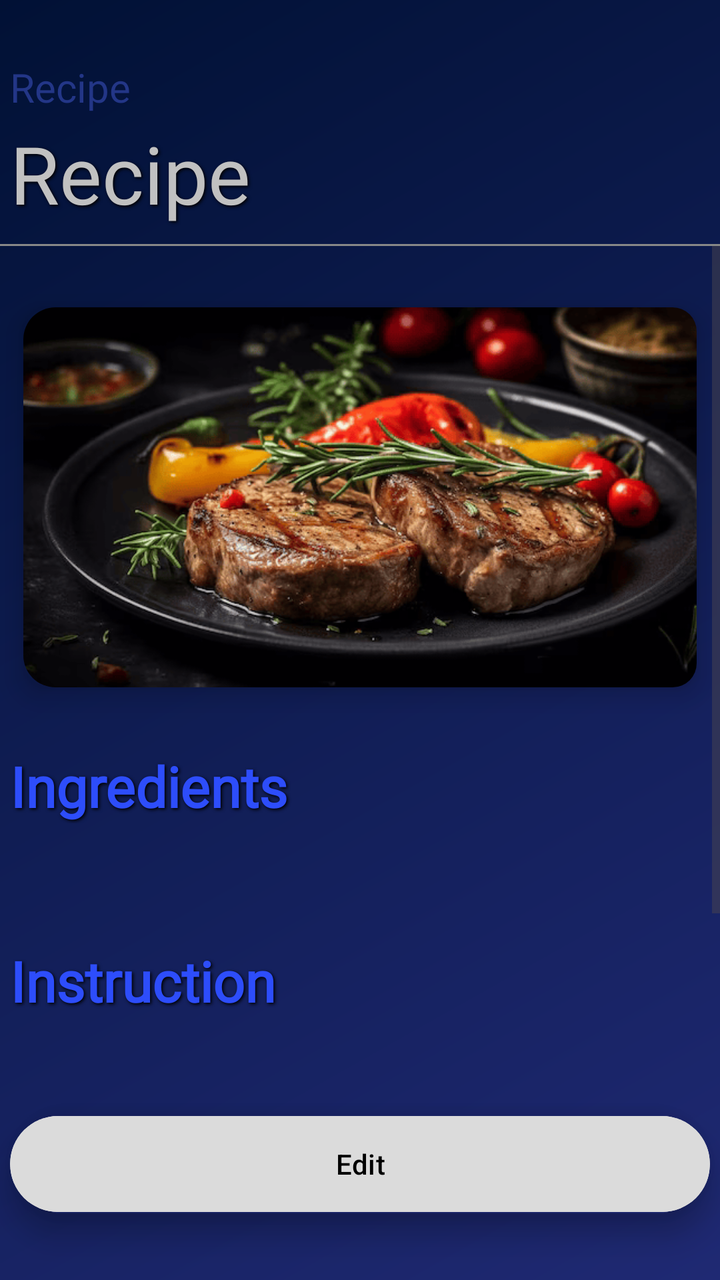
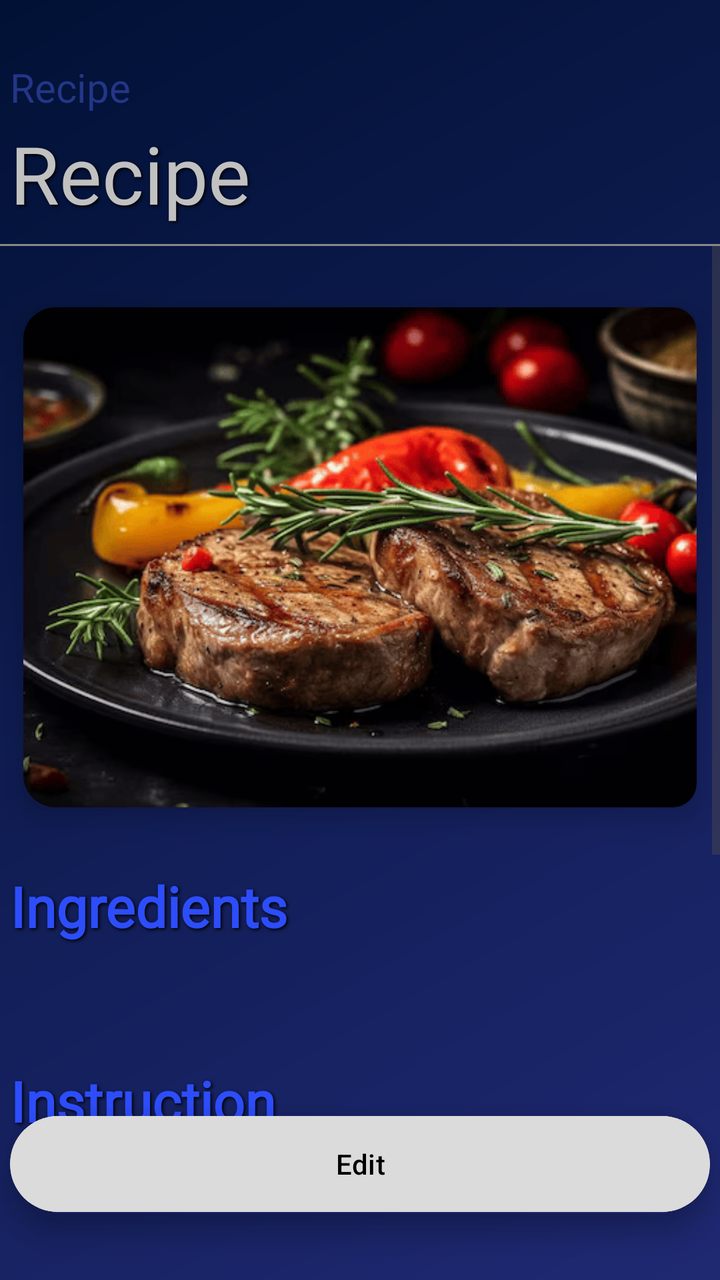

Two renders of the same Android screen: before a commit and after it. Below are the layout's source before the change and the commit's diff.
<!-- AndroidManifest.xml: application theme Theme.Recipe -->
<!-- res/layout/activity_recipe_show.xml -->
<androidx.constraintlayout.widget.ConstraintLayout
    xmlns:android="http://schemas.android.com/apk/res/android"
    xmlns:app="http://schemas.android.com/apk/res-auto"
    xmlns:tools="http://schemas.android.com/tools"
    android:id="@+id/main"
    android:layout_width="match_parent"
    android:layout_height="match_parent"
    android:background="@drawable/my_background">

    
    <TextView
        android:id="@+id/YourRecipeTextView"
        android:layout_width="350dp"
        android:layout_height="30dp"
        android:layout_marginTop="30dp"
        android:fontFamily="@font/archivo_black"
        android:gravity="left"
        android:text="Recipe"
        android:textColor="@color/my_recipes_background"
        android:textSize="20sp"
        app:layout_constraintTop_toTopOf="parent"
        app:layout_constraintStart_toStartOf="parent"
        app:layout_constraintEnd_toEndOf="parent"/>

    <TextView
        android:id="@+id/RecipeTextViewShow"
        android:layout_width="350dp"
        android:layout_height="wrap_content"
        android:fontFamily="@font/open_sans_light"
        android:gravity="left"
        android:minHeight="62dp"
        android:maxHeight="200dp"
        android:shadowColor="#000000"
        android:shadowDx="2"
        android:shadowDy="2"
        android:shadowRadius="4"
        android:text="Recipe"
        android:textColor="@color/my_text_view_back"
        android:textSize="40sp"
        app:layout_constraintEnd_toEndOf="parent"
        app:layout_constraintStart_toStartOf="parent"
        app:layout_constraintTop_toBottomOf="@id/YourRecipeTextView" />

    <View
        android:id="@+id/lineUnderText"
        android:layout_width="match_parent"
        android:layout_height="1dp"
        android:background="#888888"
        app:layout_constraintTop_toBottomOf="@id/RecipeTextViewShow"
        app:layout_constraintStart_toStartOf="parent"
        app:layout_constraintEnd_toEndOf="parent"/>

    
    <ScrollView
        android:id="@+id/scrollContent"
        android:layout_width="match_parent"
        android:layout_height="0dp"
        android:fillViewport="true"
        android:layout_marginBottom="60dp"
        app:layout_constraintTop_toBottomOf="@id/lineUnderText"
        app:layout_constraintStart_toStartOf="parent"
        app:layout_constraintEnd_toEndOf="parent"
        app:layout_constraintBottom_toBottomOf="parent">

        <LinearLayout
            android:layout_width="match_parent"
            android:layout_height="wrap_content"
            android:orientation="vertical"
            android:paddingBottom="40dp">

            <androidx.cardview.widget.CardView
                android:id="@+id/CardViewRecipeImage"
                android:layout_width="wrap_content"
                android:layout_height="wrap_content"
                android:layout_marginTop="15dp"
                android:layout_gravity="center"
                app:cardCornerRadius="12dp"
                app:cardElevation="8dp"
                app:cardUseCompatPadding="true"
                app:cardBackgroundColor="@android:color/transparent">

                <ImageView
                    android:id="@+id/RecipeImageView"
                    android:layout_width="350dp"
                    android:layout_height="190dp"
                    android:scaleType="centerCrop"
                    android:src="@drawable/steak"
                    android:background="@drawable/rounded_image"
                    android:clipToOutline="true"/>
            </androidx.cardview.widget.CardView>

            <TextView
                android:id="@+id/TextViewIngredients"
                android:layout_width="350dp"
                android:layout_height="wrap_content"
                android:layout_gravity="center"
                android:layout_marginTop="15dp"
                android:fontFamily="@font/bakbak_one"
                android:text="Ingredients"
                android:textColor="@color/my_text_view_show"
                android:textSize="28sp"
                android:textStyle="bold"
                android:shadowColor="#000000"
                android:shadowDx="2"
                android:shadowDy="2"
                android:shadowRadius="4"/>


            <LinearLayout
                android:id="@+id/ingredientsContainer"
                android:layout_width="380dp"
                android:layout_height="wrap_content"
                android:layout_gravity="center"
                android:orientation="vertical"/>


            <TextView
                android:id="@+id/TextViewInstruction"
                android:layout_width="350dp"
                android:layout_height="wrap_content"
                android:layout_gravity="center"
                android:layout_marginTop="60dp"
                android:text="Instruction"
                android:textColor="@color/my_text_view_show"
                android:textSize="28sp"
                android:fontFamily="@font/bakbak_one"
                android:textStyle="bold"
                android:shadowColor="#000000"
                android:shadowDx="2"
                android:shadowDy="2"
                android:shadowRadius="4"/>



            <TextView
                android:id="@+id/TextViewInstructionContent"
                android:layout_width="350dp"
                android:layout_height="wrap_content"
                android:minHeight="200dp"
                android:paddingTop="17dp"
                android:textStyle="bold"
                android:gravity="top|start"
                android:textColor="@color/white"
                android:textSize="18sp"
                android:lineSpacingExtra="6dp"
                android:layout_gravity="center"/>
        </LinearLayout>
    </ScrollView>
    <androidx.cardview.widget.CardView
        android:id="@+id/CardView"
        android:layout_width="350dp"
        android:layout_height="wrap_content"
        android:layout_gravity="center"
        app:cardBackgroundColor="@android:color/transparent"
        app:cardCornerRadius="120dp"
        android:layout_marginBottom="30dp"
        app:cardElevation="8dp"
        app:layout_constraintBottom_toBottomOf="parent"
        app:layout_constraintStart_toStartOf="parent"
        app:layout_constraintEnd_toEndOf="parent">

        <Button
            android:id="@+id/RecipeEditButton"
            android:layout_width="match_parent"
            android:layout_height="56dp"
            android:backgroundTint="@color/background_floatingButton"
            android:elevation="8dp"
            android:text="Edit"
            android:textColor="@color/black" />
    </androidx.cardview.widget.CardView>
</androidx.constraintlayout.widget.ConstraintLayout>
<!-- resources referenced by this layout -->
<resources>
  <color name="background_floatingButton">#DBDBDB</color>
  <color name="black">#FF000000</color>
  <color name="my_recipes_background">#233687</color>
  <color name="my_text_view_back">#C1C1C1</color>
  <color name="my_text_view_show">#2D4DFB</color>
  <color name="white">#FFFFFFFF</color>
  <!-- drawable my_background (drawable) -->
  <shape xmlns:android="http://schemas.android.com/apk/res/android"
      android:shape="rectangle">
  
  
      <gradient
          android:type="linear"
          android:startColor="#011135"
          android:endColor="#1F2973"
          android:angle="315" />
  
      <size
          android:width="1080dp"
          android:height="1920dp" />
  </shape>
  <!-- drawable rounded_image (drawable) -->
  <?xml version="1.0" encoding="utf-8"?>
  <shape xmlns:android="http://schemas.android.com/apk/res/android"
      android:shape="rectangle">
  
      <solid android:color="@android:color/transparent"/>
  
      
      <corners android:radius="16dp"/>
  </shape>
  <!-- drawable steak: png bitmap (drawable, 103174 bytes) -->
  <style name="Theme.Recipe" parent="Base.Theme.Recipe" />
  <style name="Base.Theme.Recipe" parent="Theme.Material3.DayNight.NoActionBar">
          
          
      </style>
</resources>

<!-- the commit's change to res/layout/activity_recipe_show.xml (unified diff, before → after) -->
@@ -29,7 +29,7 @@
         android:fontFamily="@font/open_sans_light"
         android:gravity="left"
         android:minHeight="62dp"
-        android:maxHeight="200dp"
+        android:maxHeight="160dp"
         android:shadowColor="#000000"
         android:shadowDx="2"
         android:shadowDy="2"
@@ -82,7 +82,7 @@
                 <ImageView
                     android:id="@+id/RecipeImageView"
                     android:layout_width="350dp"
-                    android:layout_height="190dp"
+                    android:layout_height="250dp"
                     android:scaleType="centerCrop"
                     android:src="@drawable/steak"
                     android:background="@drawable/rounded_image"
